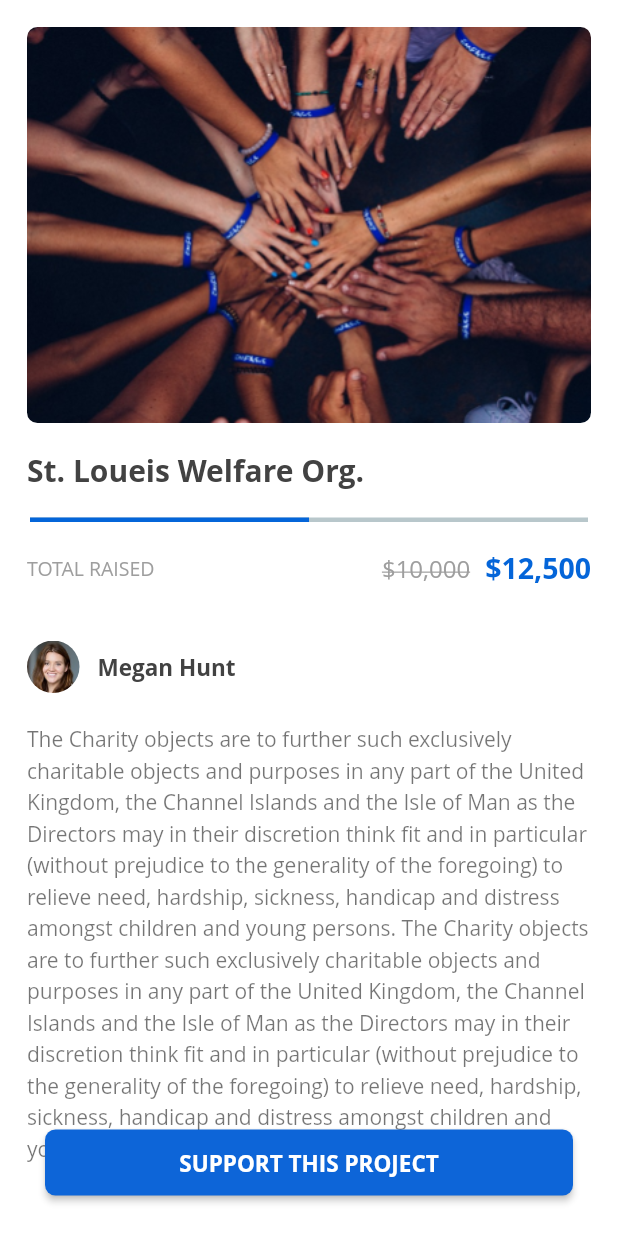
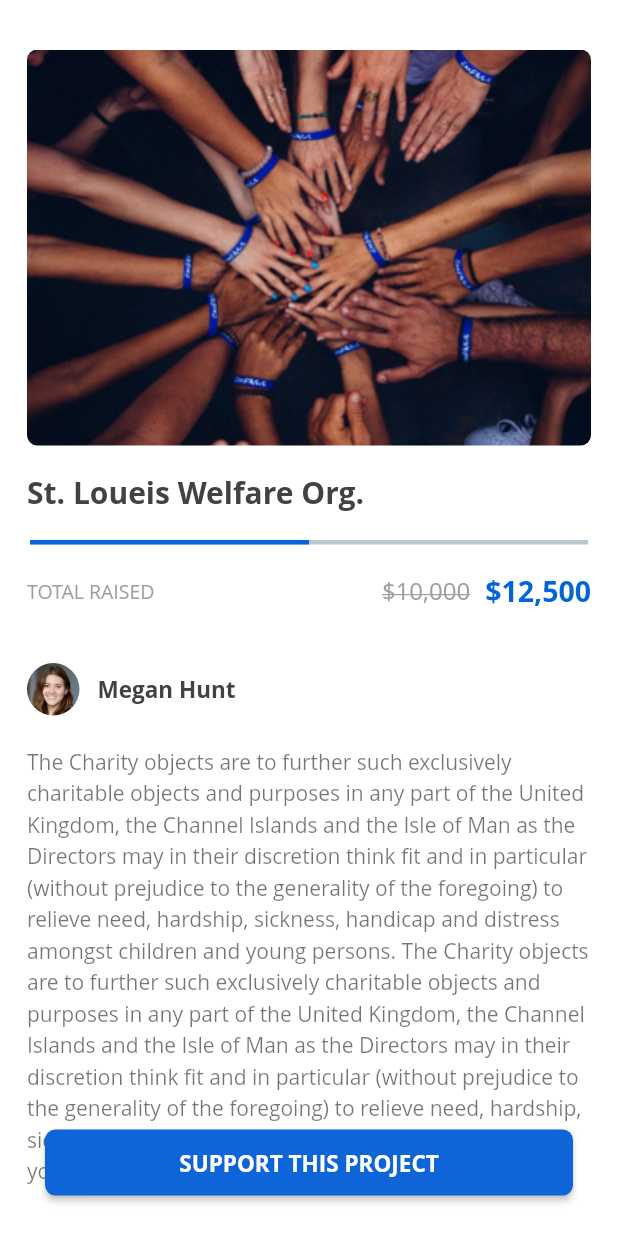
Before and after one commit to dev-aritra/open_ngo, a Flutter app: the CharityDetailPage screen opened directly with sample values from the repository, on a phone screen of 412 x 824 dp. Run offline on Flutter 3.47's test engine with Material 2 defaults, Android fonts, the phone set to English and light mode, and no system bars; drawn by our look-alikes of percent_indicator.

```diff
--- a/lib/view/charityDetail/charity_details_page.dart
+++ b/lib/view/charityDetail/charity_details_page.dart
@@ -15,13 +15,16 @@ class CharityDetailPage extends StatelessWidget {
     _screenWidth = MediaQuery.of(context).size.width;
     return Scaffold(
       backgroundColor: Colors.white,
-      body: Stack(
+      body: Padding(
+        padding: const EdgeInsets.only(top: 15),
+        child: Stack(
           children: <Widget>[
             _charityData(context),
             Positioned(
               child: _signInButton(),
             )
           ],
+        ),
       ),
     );
   }
```
Also changed, not shown: 1 other file. Lines whose indentation alone changed are shown as unchanged.
